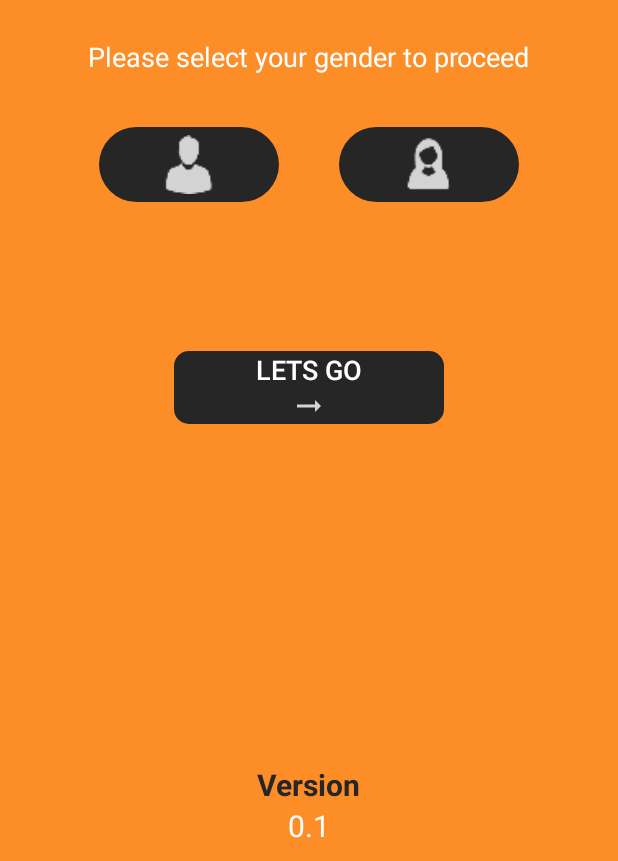
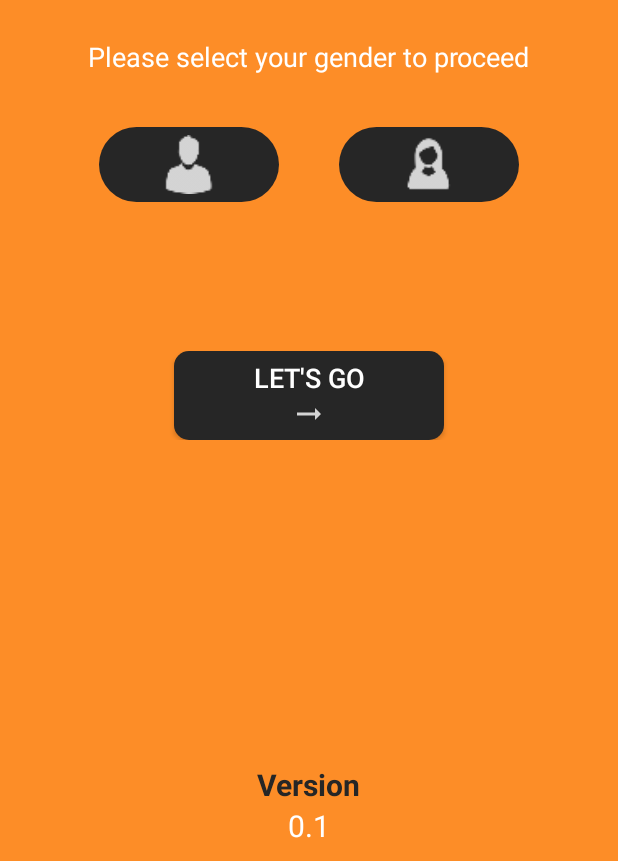
Before and after one commit to hsn6797/Magrooz-SufnaTech, an Android app: the screen it shows after launch (LoginActivity), on a phone screen of 412 x 824 dp, the part 375-1236 px from its top. Run offline under Robolectric (Android 15) with nearby library versions, the phone set to English and light mode, and no system bars; our stand-ins replace AdMob, Firebase (no records; nobody signed in at launch, a user with empty details on screens opened directly).

Commit message:
Done work of videochatActivity design and imports

```diff
--- a/app/build.gradle
+++ b/app/build.gradle
@@ -34,6 +34,8 @@ dependencies {
     androidTestImplementation 'androidx.test.espresso:espresso-core:3.2.0'
     implementation 'com.google.android.gms:play-services-ads:19.3.0'
     implementation 'com.google.firebase:firebase-analytics:17.2.2'
+    implementation 'com.opentok.android:opentok-android-sdk:2.11.0'
+    implementation 'pub.devrel:easypermissions:2.0.1'
 
 
 }
--- a/app/src/main/java/com/sufnatech/magrooz/Activities/LoginActivity.java
+++ b/app/src/main/java/com/sufnatech/magrooz/Activities/LoginActivity.java
@@ -14,7 +14,6 @@ import com.google.android.gms.ads.AdView;
 import com.google.android.gms.ads.MobileAds;
 import com.google.android.gms.ads.initialization.InitializationStatus;
 import com.google.android.gms.ads.initialization.OnInitializationCompleteListener;
-
 import com.google.android.gms.tasks.OnCompleteListener;
 import com.google.android.gms.tasks.OnFailureListener;
 import com.google.android.gms.tasks.OnSuccessListener;
--- a/app/src/main/java/com/sufnatech/magrooz/Activities/SplashScreenActivity.java
+++ b/app/src/main/java/com/sufnatech/magrooz/Activities/SplashScreenActivity.java
@@ -16,7 +16,7 @@ public class SplashScreenActivity extends AppCompatActivity {
         super.onCreate(savedInstanceState);
         setContentView(R.layout.activity_splashscreen);
 
-        //TODO: Splash Screen Here:
+        //Splash Screen work:
         new Handler().postDelayed(new Runnable() {
             @Override
             public void run() {
--- a/app/src/main/res/layout/activity_login.xml
+++ b/app/src/main/res/layout/activity_login.xml
@@ -23,7 +23,7 @@
             android:layout_gravity="center"
             android:text="Please select your gender to proceed"
             android:textColor="#FFF"
-            android:textSize="18dp"
+            android:textSize="18sp"
             android:layout_margin="5dp"
             android:textStyle="normal" />
 
@@ -80,7 +80,7 @@
             android:background="@drawable/custom_person_button"
             android:layout_margin="20dp"
             android:layout_height="50dp"
-            android:textSize="120dp"
+            android:textSize="120sp"
             android:scaleType="fitCenter"
 
             android:src="@drawable/ic_person_female" />
@@ -103,12 +103,12 @@
             android:id="@+id/letsGObtn"
             android:layout_width="180dp"
             android:layout_height="wrap_content"
-            android:text="Lets Go"
+            android:text="@string/letsgoBtn"
             android:background="@drawable/custom_button"
+            android:padding="5dp"
             android:textColor="#FFF"
             android:drawableBottom="@drawable/ic_right_arrow"
-            android:layout_centerInParent="true"
-            android:textSize="18dp"
+            android:textSize="18sp"
             />
 
 
@@ -155,17 +155,16 @@
             android:layout_height="wrap_content"
             android:text="Version"
             android:textColor="@color/TextColor"
-            android:textSize="20dp"
+            android:textSize="20sp"
             android:textStyle="bold" />
 
         <TextView
             android:id="@+id/versionNO"
             android:layout_width="wrap_content"
             android:layout_height="wrap_content"
-            android:layout_below="@+id/versionText"
             android:text="0.1"
             android:textColor="#FFF"
-            android:textSize="20dp" />
+            android:textSize="20sp" />
     </LinearLayout>
 
 
--- a/app/src/main/res/values/strings.xml
+++ b/app/src/main/res/values/strings.xml
@@ -2,4 +2,5 @@
     <string name="app_name">Magrooz</string>
     <string name="admob_banner_id1">ca-app-pub-3940256099942544/6300978111</string>
     <string name="admob_app_id">ca-app-pub-8832715849823322~3824348374</string>
+    <string name="letsgoBtn">Let\'s Go</string>
 </resources>
--- a/build.gradle
+++ b/build.gradle
@@ -19,6 +19,10 @@ allprojects {
         maven {
             url 'https://maven.google.com'
         }
+        maven {
+            url 'https://tokbox.bintray.com/maven'
+        }
+        maven { url 'https://tokbox.bintray.com/maven' }
     }
 }
 
```
Also changed, not shown: app/src/main/AndroidManifest.xml (+6 -4 lines), app/src/main/res/layout/activity_start_live_talk.xml (+34 -0 lines).
